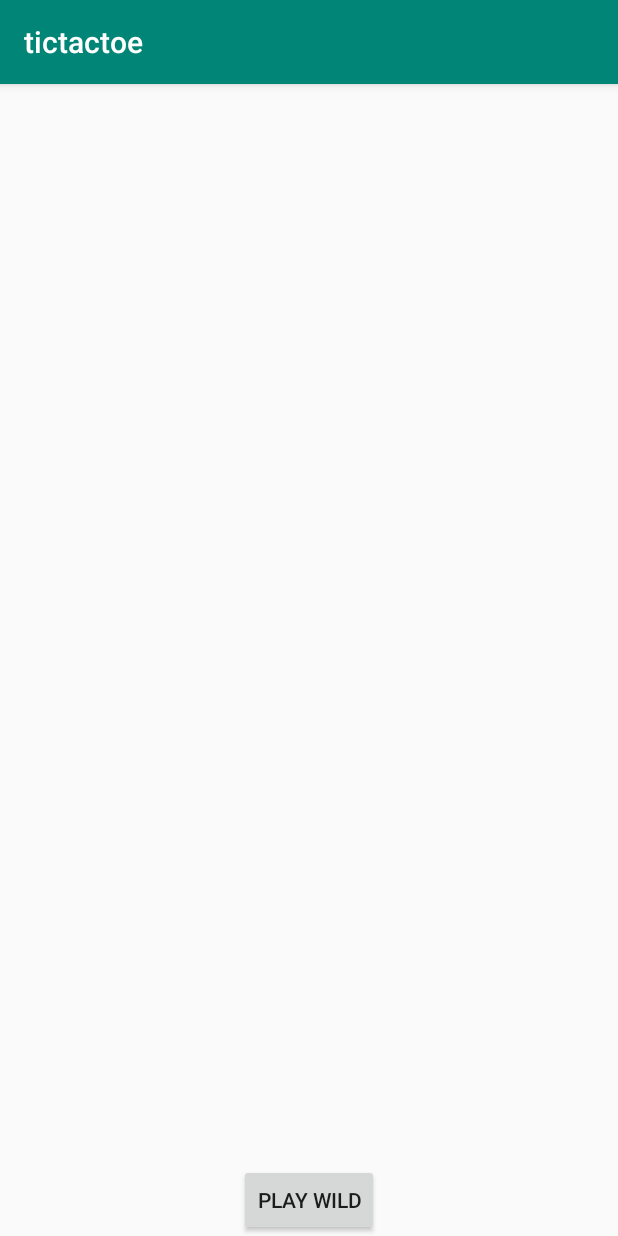
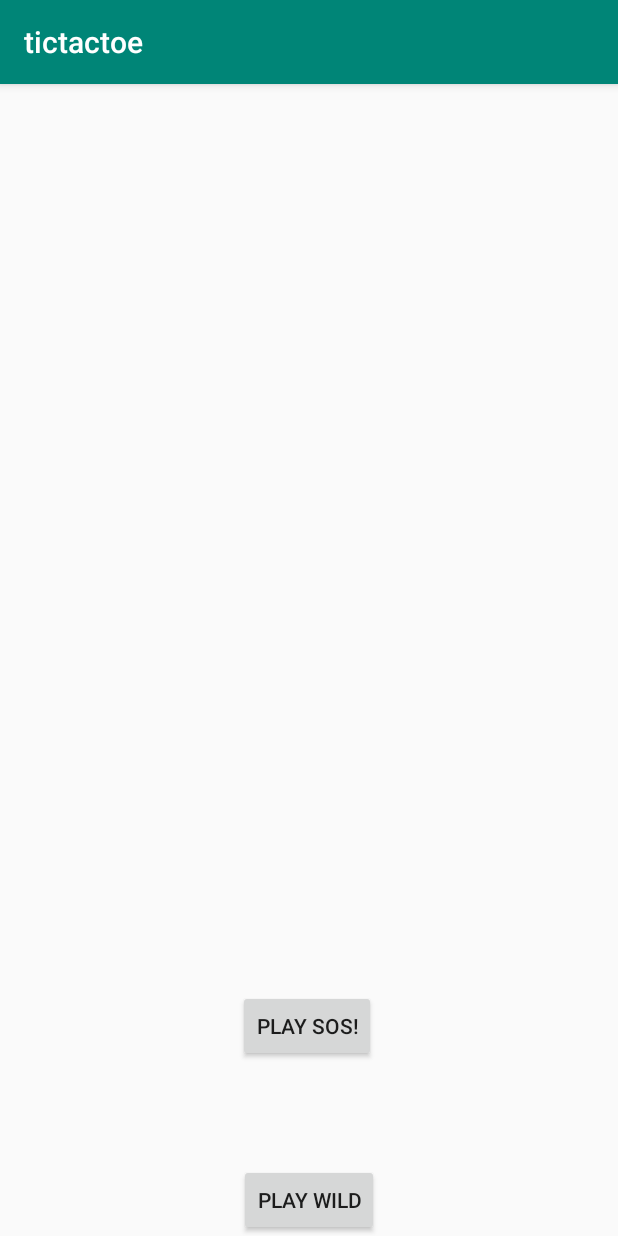
Before and after one commit to dclaxton/4020-Assignment1, an Android app: the screen it shows after launch (MainActivity), on a phone screen of 412 x 824 dp. Run offline under Robolectric (Android 15) with nearby library versions, the phone set to English and light mode, and no system bars.

Commit message:
added button and layoutfile and java file for sos

```diff
--- a/app/src/main/res/layout/activity_main.xml
+++ b/app/src/main/res/layout/activity_main.xml
@@ -14,4 +14,15 @@
         app:layout_constraintBottom_toBottomOf="parent"
         app:layout_constraintEnd_toEndOf="parent"
         app:layout_constraintStart_toStartOf="parent" />
+
+    <Button
+        android:id="@+id/buttonplaysos"
+        android:layout_width="wrap_content"
+        android:layout_height="wrap_content"
+        android:layout_marginTop="604dp"
+        android:text="Play SOS!"
+        app:layout_constraintEnd_toEndOf="parent"
+        app:layout_constraintHorizontal_bias="0.495"
+        app:layout_constraintStart_toStartOf="parent"
+        app:layout_constraintTop_toTopOf="parent" />
 </androidx.constraintlayout.widget.ConstraintLayout>
--- /dev/null
+++ b/app/src/main/res/layout/activity_play_sos.xml
@@ -0,0 +1,6 @@
+<?xml version="1.0" encoding="utf-8"?>
+<LinearLayout xmlns:android="http://schemas.android.com/apk/res/android"
+    android:orientation="vertical" android:layout_width="match_parent"
+    android:layout_height="match_parent">
+
+</LinearLayout>
```
Also changed, not shown: app/src/main/java/csci/apsu/tictactoe/Sos.java (added, +13 -0 lines).
